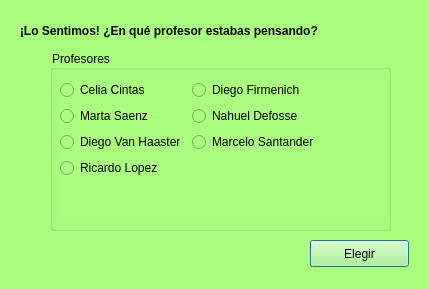
Old version of the form vistas_ui/eleccion_profesor.ui in the repository matiasacosta/final_fundamentos.
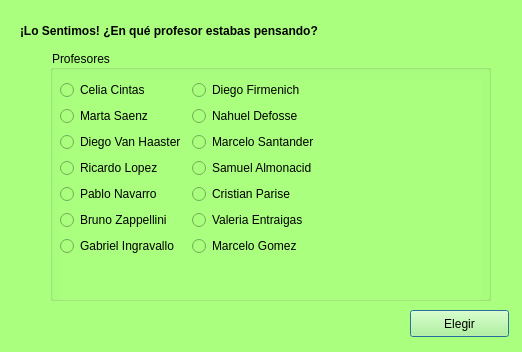
New version of the form.

Commit message: Faltan solo los labels

Patch:
```diff
--- a/vistas_ui/eleccion_profesor.ui
+++ b/vistas_ui/eleccion_profesor.ui
@@ -6,8 +6,8 @@
    <rect>
     <x>0</x>
     <y>0</y>
-    <width>429</width>
-    <height>289</height>
+    <width>522</width>
+    <height>352</height>
    </rect>
   </property>
   <property name="focusPolicy">
@@ -22,8 +22,8 @@
   <widget class="QPushButton" name="elegirbtn">
    <property name="geometry">
     <rect>
-     <x>310</x>
-     <y>240</y>
+     <x>410</x>
+     <y>310</y>
      <width>99</width>
      <height>27</height>
     </rect>
@@ -50,8 +50,8 @@
     <rect>
      <x>50</x>
      <y>50</y>
-     <width>341</width>
-     <height>181</height>
+     <width>441</width>
+     <height>251</height>
     </rect>
    </property>
    <property name="focusPolicy">
@@ -71,8 +71,8 @@
      <rect>
       <x>10</x>
       <y>30</y>
-      <width>326</width>
-      <height>136</height>
+      <width>421</width>
+      <height>220</height>
      </rect>
     </property>
     <layout class="QFormLayout" name="formLayout">
@@ -86,13 +86,6 @@
        </property>
       </widget>
      </item>
-     <item row="0" column="1">
-      <widget class="QRadioButton" name="diegoFBtn">
-       <property name="text">
-        <string>Diego Firmenich</string>
-       </property>
-      </widget>
-     </item>
      <item row="1" column="0">
       <widget class="QRadioButton" name="martaBtn">
        <property name="text">
@@ -107,6 +100,13 @@
        </property>
       </widget>
      </item>
+     <item row="2" column="0">
+      <widget class="QRadioButton" name="diegoVHBtn">
+       <property name="text">
+        <string>Diego Van Haaster</string>
+       </property>
+      </widget>
+     </item>
      <item row="2" column="1">
       <widget class="QRadioButton" name="marcelosBtn">
        <property name="text">
@@ -121,10 +121,59 @@
        </property>
       </widget>
      </item>
-     <item row="2" column="0">
-      <widget class="QRadioButton" name="diegoVHBtn">
+     <item row="3" column="1">
+      <widget class="QRadioButton" name="samuelBtn">
        <property name="text">
-        <string>Diego Van Haaster</string>
+        <string>Samuel Almonacid</string>
+       </property>
+      </widget>
+     </item>
+     <item row="4" column="0">
+      <widget class="QRadioButton" name="pabloBtn">
+       <property name="text">
+        <string>Pablo Navarro</string>
+       </property>
+      </widget>
+     </item>
+     <item row="4" column="1">
+      <widget class="QRadioButton" name="cristianBtn">
+       <property name="text">
+        <string>Cristian Parise</string>
+       </property>
+      </widget>
+     </item>
+     <item row="5" column="0">
+      <widget class="QRadioButton" name="brunoBtn">
+       <property name="text">
+        <string>Bruno Zappellini</string>
+       </property>
+      </widget>
+     </item>
+     <item row="5" column="1">
+      <widget class="QRadioButton" name="valeriaBtn">
+       <property name="text">
+        <string>Valeria Entraigas</string>
+       </property>
+      </widget>
+     </item>
+     <item row="0" column="1">
+      <widget class="QRadioButton" name="diegoFBtn">
+       <property name="text">
+        <string>Diego Firmenich</string>
+       </property>
+      </widget>
+     </item>
+     <item row="6" column="0">
+      <widget class="QRadioButton" name="gabrielBtn">
+       <property name="text">
+        <string>Gabriel Ingravallo</string>
+       </property>
+      </widget>
+     </item>
+     <item row="6" column="1">
+      <widget class="QRadioButton" name="marcelogBtn">
+       <property name="text">
+        <string>Marcelo Gomez</string>
        </property>
       </widget>
      </item>
```
The commit also changes 7 other files.
